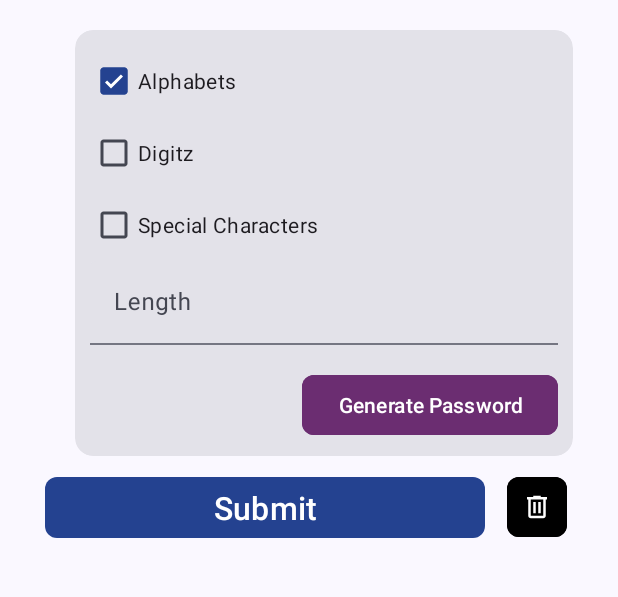
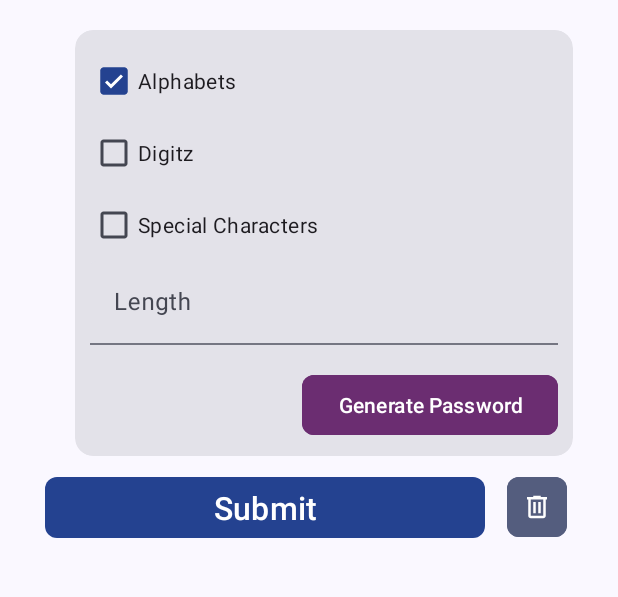
Before and after one commit to ben-mathu/passwordManager, an Android app: the layout fragment_add_password.xml on its own in the app's theme, with its tools: preview values and no code run, on a phone screen of 412 x 824 dp, the part 228-825 px from its top. Run offline under Robolectric (Android 15) with nearby library versions, the phone set to English and light mode, and no system bars.

Commit message:
fixes issues

```diff
--- a/app/src/main/java/com/benatt/passwordsmanager/utils/Constants.java
+++ b/app/src/main/java/com/benatt/passwordsmanager/utils/Constants.java
@@ -30,5 +30,5 @@ public class Constants {
 
     public static final String APP_PURCHASED = "purchased";
 
-    public static final int PASSWORD_LIMIT = 5;
+    public static final int PASSWORD_LIMIT = 35;
 }
--- a/app/src/main/java/com/benatt/passwordsmanager/views/ProModeFragment.java
+++ b/app/src/main/java/com/benatt/passwordsmanager/views/ProModeFragment.java
@@ -23,6 +23,9 @@ import com.benatt.passwordsmanager.utils.billing.BillingManager;
 
 import javax.inject.Inject;
 
+import dagger.hilt.android.AndroidEntryPoint;
+
+@AndroidEntryPoint
 public class ProModeFragment extends Fragment implements View.OnClickListener {
     @Inject
     BillingManager billingManager;
--- a/app/src/main/res/layout/fragment_add_password.xml
+++ b/app/src/main/res/layout/fragment_add_password.xml
@@ -155,10 +155,10 @@
                     android:layout_height="match_parent"
                     android:layout_marginStart="5dp"
                     android:layout_weight=".14"
-                    android:backgroundTint="@color/md_theme_scrim"
+                    android:backgroundTint="@color/md_theme_secondary"
                     app:cornerRadius="8dp"
                     app:icon="@drawable/ic_action_delete"
-                    app:iconTint="@color/md_theme_onPrimary"
+                    app:iconTint="@color/md_theme_onSecondary"
                     tools:visibility="visible"
                     app:layout_constraintStart_toEndOf="@+id/btn_submit_password"
                     app:layout_constraintEnd_toEndOf="parent"/>
--- a/app/src/main/res/values/strings.xml
+++ b/app/src/main/res/values/strings.xml
@@ -51,4 +51,6 @@
     <string name="crypt_code_logo">Crypt Code Logo</string>
     <string name="password_icon">Password Icon</string>
     <string name="pro_mode">Buy Me Tea</string>
+    <string name="learn_more">Learn More</string>
+    <string name="password_limit_reached">You have reached the limit for the number of passwords or secret phrases.</string>
 </resources>
```
Also changed, not shown: app/src/main/java/com/benatt/passwordsmanager/views/MainActivity.java (+14 -1 lines), app/src/main/java/com/benatt/passwordsmanager/views/home/HomeFragment.java (+8 -0 lines), app/src/main/res/layout/fragment_home.xml (+7 -0 lines).
